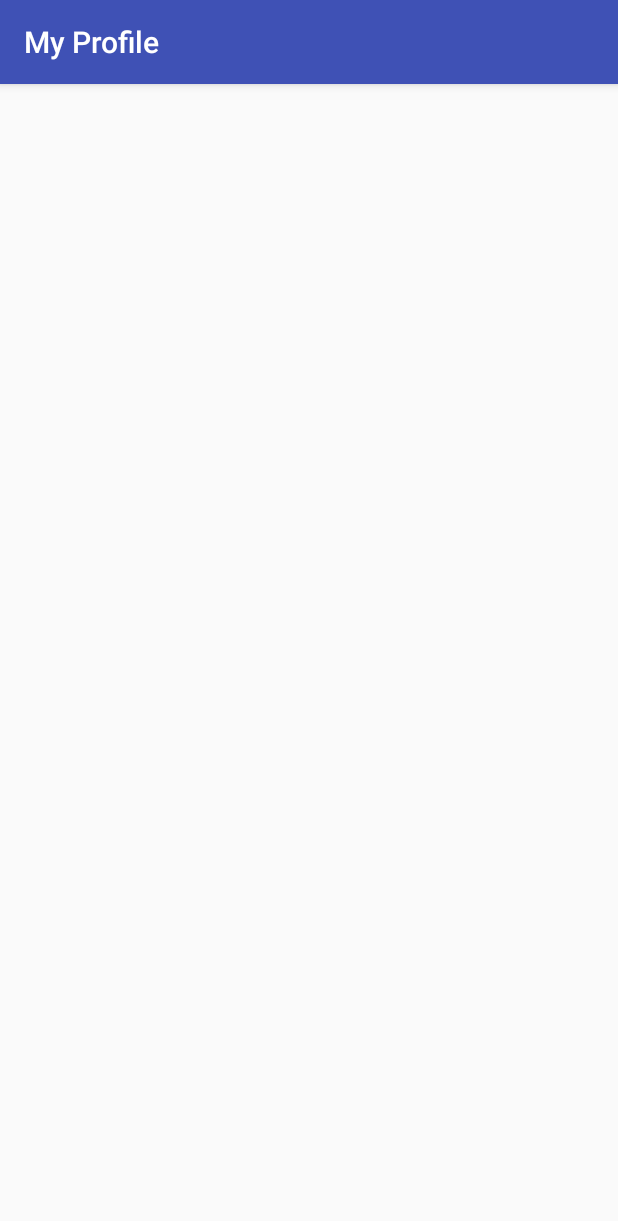
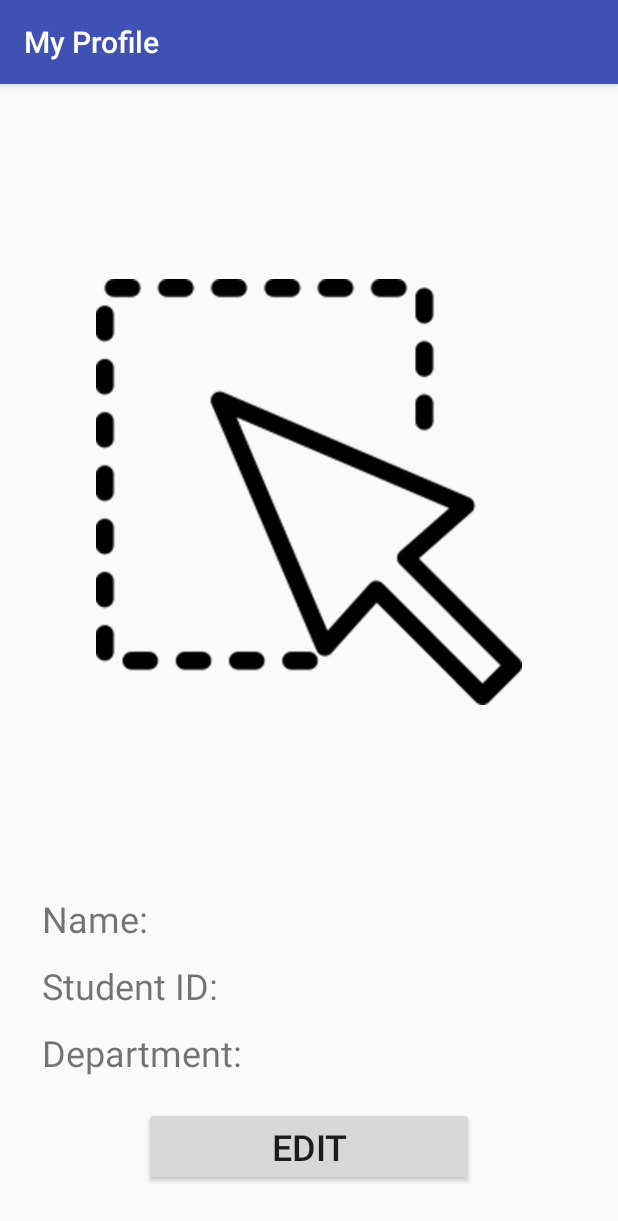
Before and after one commit to parthmeht/DynamicLayout, an Android app: the DisplayActivity screen opened directly, with no data from a screen before it, on a phone screen of 412 x 824 dp. Shown: the top 1221 px of the screen. Run offline under Robolectric (Android 15) with nearby library versions, the phone set to English and light mode, and no system bars.

Commit message:
UI changes in activities

```diff
--- a/app/src/main/res/layout/activity_display.xml
+++ b/app/src/main/res/layout/activity_display.xml
@@ -2,8 +2,96 @@
 <android.support.constraint.ConstraintLayout xmlns:android="http://schemas.android.com/apk/res/android"
     xmlns:app="http://schemas.android.com/apk/res-auto"
     xmlns:tools="http://schemas.android.com/tools"
+    android:id="@+id/displayConstraint"
     android:layout_width="match_parent"
     android:layout_height="match_parent"
     tools:context=".DisplayActivity">
 
+    <ImageView
+        android:id="@+id/imageViewDisplay"
+        android:layout_width="0dp"
+        android:layout_height="0dp"
+        android:layout_marginBottom="256dp"
+        android:layout_marginEnd="64dp"
+        android:layout_marginStart="64dp"
+        android:layout_marginTop="32dp"
+        android:contentDescription="@string/imageViewDes"
+        app:layout_constraintBottom_toBottomOf="parent"
+        app:layout_constraintEnd_toEndOf="parent"
+        app:layout_constraintHorizontal_bias="0.0"
+        app:layout_constraintStart_toStartOf="parent"
+        app:layout_constraintTop_toTopOf="parent"
+        app:layout_constraintVertical_bias="0.0"
+        app:srcCompat="@drawable/select_image" />
+
+    <TextView
+        android:id="@+id/textViewName"
+        android:layout_width="wrap_content"
+        android:layout_height="wrap_content"
+        android:layout_marginStart="28dp"
+        android:layout_marginTop="28dp"
+        android:text="@string/name"
+        android:textSize="24sp"
+        app:layout_constraintStart_toStartOf="parent"
+        app:layout_constraintTop_toBottomOf="@+id/imageViewDisplay" />
+
+    <TextView
+        android:id="@+id/textViewStudentId"
+        android:layout_width="wrap_content"
+        android:layout_height="wrap_content"
+        android:layout_marginTop="12dp"
+        android:text="@string/student_id"
+        android:textSize="24sp"
+        app:layout_constraintStart_toStartOf="@+id/textViewName"
+        app:layout_constraintTop_toBottomOf="@+id/textViewName" />
+
+    <TextView
+        android:id="@+id/textViewDepartment"
+        android:layout_width="wrap_content"
+        android:layout_height="wrap_content"
+        android:layout_marginTop="12dp"
+        android:text="@string/text_view_department"
+        android:textSize="24sp"
+        app:layout_constraintStart_toStartOf="@+id/textViewStudentId"
+        app:layout_constraintTop_toBottomOf="@+id/textViewStudentId" />
+
+    <TextView
+        android:id="@+id/textViewNameValue"
+        android:layout_width="wrap_content"
+        android:layout_height="wrap_content"
+        android:layout_marginStart="76dp"
+        android:textSize="24sp"
+        app:layout_constraintBottom_toBottomOf="@+id/textViewName"
+        app:layout_constraintStart_toEndOf="@+id/textViewName" />
+
+    <TextView
+        android:id="@+id/textViewStudentIdValue"
+        android:layout_width="wrap_content"
+        android:layout_height="wrap_content"
+        android:layout_marginTop="12dp"
+        android:textSize="24sp"
+        app:layout_constraintStart_toStartOf="@+id/textViewNameValue"
+        app:layout_constraintTop_toBottomOf="@+id/textViewNameValue" />
+
+    <TextView
+        android:id="@+id/textViewDepatmentValue"
+        android:layout_width="wrap_content"
+        android:layout_height="wrap_content"
+        android:layout_marginTop="12dp"
+        android:textSize="24sp"
+        app:layout_constraintStart_toStartOf="@+id/textViewStudentIdValue"
+        app:layout_constraintTop_toBottomOf="@+id/textViewStudentIdValue" />
+
+    <Button
+        android:id="@+id/buttonEdit"
+        android:layout_width="0dp"
+        android:layout_height="wrap_content"
+        android:layout_marginEnd="96dp"
+        android:layout_marginStart="96dp"
+        android:layout_marginTop="20dp"
+        android:text="@string/edit"
+        android:textSize="24sp"
+        app:layout_constraintEnd_toEndOf="parent"
+        app:layout_constraintStart_toStartOf="parent"
+        app:layout_constraintTop_toBottomOf="@+id/textViewDepartment" />
 </android.support.constraint.ConstraintLayout>
--- a/app/src/main/res/layout/activity_main.xml
+++ b/app/src/main/res/layout/activity_main.xml
@@ -56,7 +56,7 @@
         android:layout_marginTop="20dp"
         android:ems="10"
         android:hint="@string/student_id_hint"
-        android:inputType="textPersonName"
+        android:inputType="number"
         app:layout_constraintEnd_toEndOf="parent"
         app:layout_constraintStart_toStartOf="parent"
         app:layout_constraintTop_toBottomOf="@+id/editTextLastName" />
--- a/app/src/main/res/values/strings.xml
+++ b/app/src/main/res/values/strings.xml
@@ -11,4 +11,7 @@
     <string name="bio">BIO</string>
     <string name="other">Other</string>
     <string name="avatar">AVATAR</string>
+    <string name="name">Name:</string>
+    <string name="student_id">Student ID:</string>
+    <string name="edit">Edit</string>
 </resources>
```
Also changed, not shown: app/src/main/java/com/group5/android/dynamiclayout/User.java (added, +70 -0 lines), app/src/main/res/layout/activity_select_avatar.xml (+16 -13 lines).
